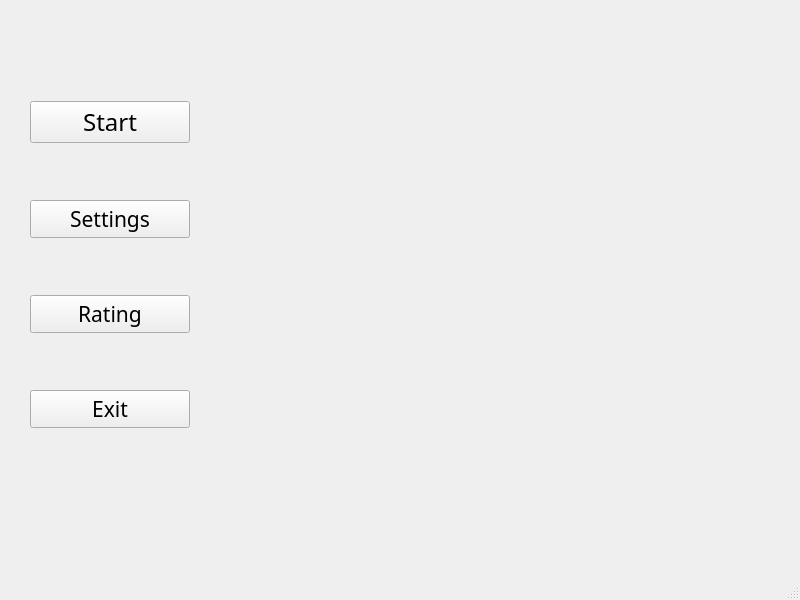
Qt form MemoryTrainingPY/mainMenu.ui (ElliotMoran/MemoryTrainingPY) before a commit.
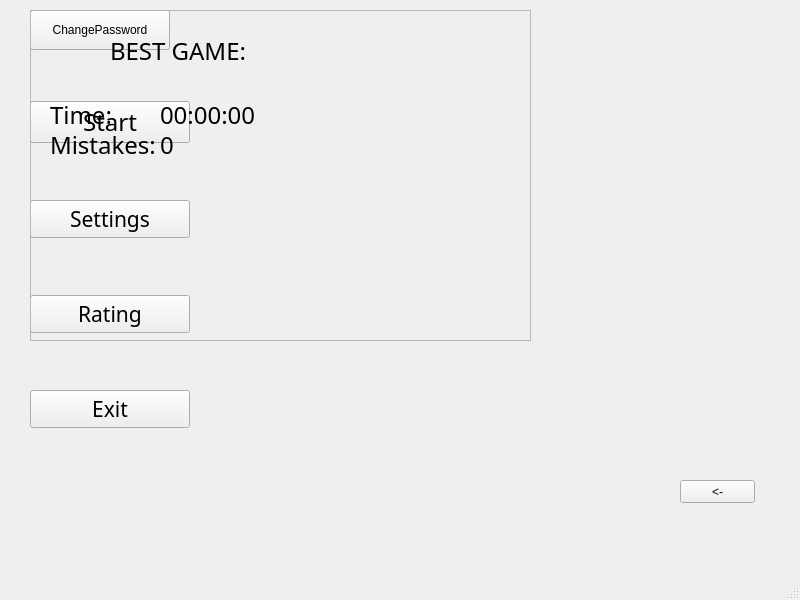
The same form after that commit.

Patch:
```diff
--- a/MemoryTrainingPY/mainMenu.ui
+++ b/MemoryTrainingPY/mainMenu.ui
@@ -84,6 +84,143 @@
      </item>
     </layout>
    </widget>
+   <widget class="QPushButton" name="changePasswordButton">
+    <property name="geometry">
+     <rect>
+      <x>30</x>
+      <y>10</y>
+      <width>140</width>
+      <height>40</height>
+     </rect>
+    </property>
+    <property name="text">
+     <string>ChangePassword</string>
+    </property>
+   </widget>
+   <widget class="QPushButton" name="returnButton">
+    <property name="geometry">
+     <rect>
+      <x>680</x>
+      <y>480</y>
+      <width>75</width>
+      <height>23</height>
+     </rect>
+    </property>
+    <property name="text">
+     <string>&lt;-</string>
+    </property>
+   </widget>
+   <widget class="QFrame" name="frame">
+    <property name="geometry">
+     <rect>
+      <x>30</x>
+      <y>10</y>
+      <width>501</width>
+      <height>331</height>
+     </rect>
+    </property>
+    <property name="frameShape">
+     <enum>QFrame::StyledPanel</enum>
+    </property>
+    <property name="frameShadow">
+     <enum>QFrame::Raised</enum>
+    </property>
+    <widget class="QLabel" name="label">
+     <property name="geometry">
+      <rect>
+       <x>80</x>
+       <y>20</y>
+       <width>181</width>
+       <height>41</height>
+      </rect>
+     </property>
+     <property name="font">
+      <font>
+       <family>MV Boli</family>
+       <pointsize>18</pointsize>
+      </font>
+     </property>
+     <property name="text">
+      <string>BEST GAME:</string>
+     </property>
+    </widget>
+    <widget class="QLabel" name="labelTime">
+     <property name="geometry">
+      <rect>
+       <x>20</x>
+       <y>90</y>
+       <width>150</width>
+       <height>30</height>
+      </rect>
+     </property>
+     <property name="font">
+      <font>
+       <family>MV Boli</family>
+       <pointsize>18</pointsize>
+      </font>
+     </property>
+     <property name="text">
+      <string>Time:</string>
+     </property>
+    </widget>
+    <widget class="QLabel" name="labelMistakes">
+     <property name="geometry">
+      <rect>
+       <x>20</x>
+       <y>120</y>
+       <width>150</width>
+       <height>30</height>
+      </rect>
+     </property>
+     <property name="font">
+      <font>
+       <family>MV Boli</family>
+       <pointsize>18</pointsize>
+      </font>
+     </property>
+     <property name="text">
+      <string>Mistakes:</string>
+     </property>
+    </widget>
+    <widget class="QLabel" name="timeLabel">
+     <property name="geometry">
+      <rect>
+       <x>130</x>
+       <y>90</y>
+       <width>140</width>
+       <height>30</height>
+      </rect>
+     </property>
+     <property name="font">
+      <font>
+       <family>MV Boli</family>
+       <pointsize>18</pointsize>
+      </font>
+     </property>
+     <property name="text">
+      <string>00:00:00</string>
+     </property>
+    </widget>
+    <widget class="QLabel" name="errorsLabel">
+     <property name="geometry">
+      <rect>
+       <x>130</x>
+       <y>120</y>
+       <width>70</width>
+       <height>30</height>
+      </rect>
+     </property>
+     <property name="font">
+      <font>
+       <family>MV Boli</family>
+       <pointsize>18</pointsize>
+      </font>
+     </property>
+     <property name="text">
+      <string>0</string>
+     </property>
+    </widget>
+   </widget>
   </widget>
   <widget class="QMenuBar" name="menubar">
    <property name="geometry">
```
